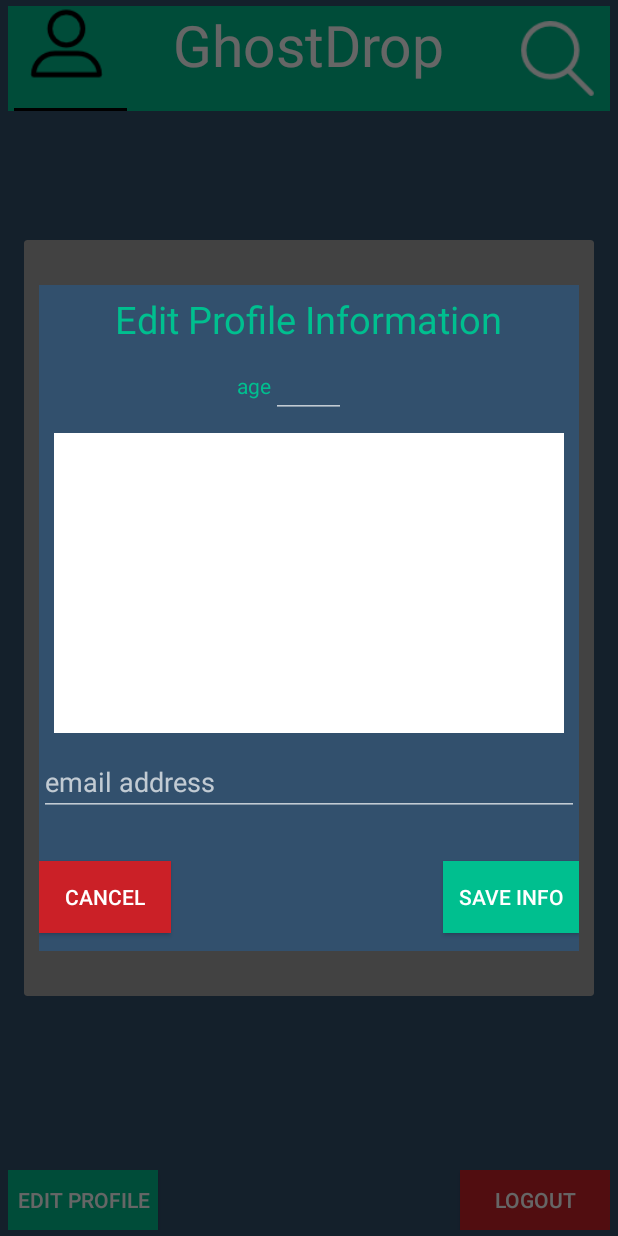
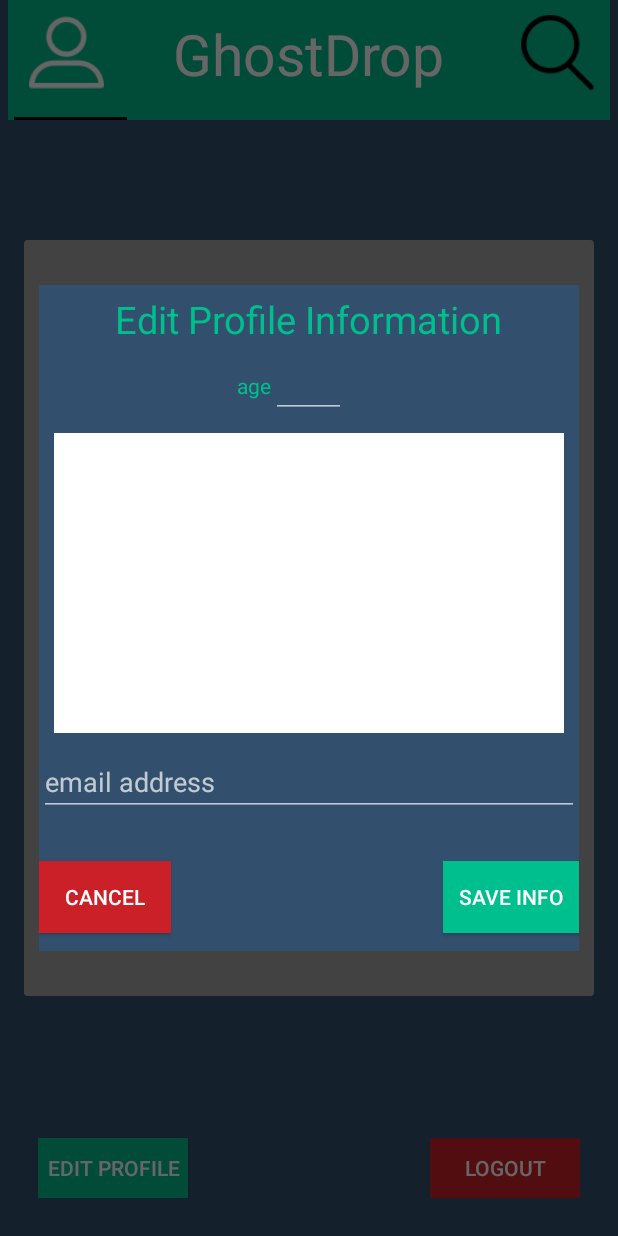
Before and after one commit to meyerjac/GhostyDrop, an Android app: the ProfileActivity screen opened directly, with no data from a screen before it, after a tap on "EDIT PROFILE", on a phone screen of 412 x 824 dp. Run offline under Robolectric (Android 15) with nearby library versions, the phone set to English and light mode, and no system bars; our stand-ins replace ButterKnife, Firebase (no records; nobody signed in at launch, a user with empty details on screens opened directly); 4 statements that could not run were skipped.

Commit message:
updated the ui of the header for consistancy across all the activities, and dialog for find picture

```diff
--- a/app/src/main/java/com/example/guest/ghostydrop/MainActivity.java
+++ b/app/src/main/java/com/example/guest/ghostydrop/MainActivity.java
@@ -78,8 +78,6 @@ public class MainActivity extends AppCompatActivity implements View.OnClickListe
 
             }
         });
-
-
         SearchLogo.setOnClickListener(this);
         CameraLogo.setOnClickListener(this);
         ProfileLogo.setOnClickListener(this);
--- a/app/src/main/java/com/example/guest/ghostydrop/ProfileActivity.java
+++ b/app/src/main/java/com/example/guest/ghostydrop/ProfileActivity.java
@@ -7,6 +7,7 @@ import android.graphics.Bitmap;
 import android.graphics.BitmapFactory;
 import android.os.AsyncTask;
 import android.os.Bundle;
+import android.os.Handler;
 import android.support.v7.app.AppCompatActivity;
 import android.util.Log;
 import android.view.View;
@@ -47,11 +48,11 @@ public class ProfileActivity extends AppCompatActivity implements View.OnClickLi
     Button Logout;
     @Bind(R.id.editProfileButton)
     Button EditProfileButton;
-    @Bind(R.id.searchImageView)
+    @Bind(R.id.searchLogo)
     ImageView SearchImageView;
     @Bind(R.id.profileImageView)
     ImageView ProfileImageView;
-    @Bind(R.id.headerTextView)
+    @Bind(R.id.headerText)
     TextView HeaderTextView;
     @Bind(R.id.socialChunk)
     RelativeLayout SocialChunk;
@@ -65,6 +66,7 @@ public class ProfileActivity extends AppCompatActivity implements View.OnClickLi
 
         createProfileProgressDialog();
         ProfileProgressDialog.show();
+        delayDialog();
         fillProfileData();
         EditProfileButton.setOnClickListener(this);
         HeaderTextView.setOnClickListener(this);
@@ -76,6 +78,16 @@ public class ProfileActivity extends AppCompatActivity implements View.OnClickLi
         ProfileProgressDialog.setTitle("Loading...");
         ProfileProgressDialog.setMessage("Generating your profile...");
         ProfileProgressDialog.setCancelable(false);
+    }
+
+    private void delayDialog() {
+        //3 second delay for the progress dialog
+        Handler handler = new Handler();
+        handler.postDelayed(new Runnable() {
+            public void run() {
+                ProfileProgressDialog.dismiss();
+            }
+        }, 1500);
     }
 
 
@@ -96,7 +108,6 @@ public class ProfileActivity extends AppCompatActivity implements View.OnClickLi
                 new DownloadImageTask((ImageView) findViewById(R.id.profilePictureImageView))
                         .execute(profilePictureURL);
                 SocialChunk.setVisibility(View.VISIBLE);
-                ProfileProgressDialog.dismiss();
 
             }
 
--- a/app/src/main/res/layout/activity_find_picture_list.xml
+++ b/app/src/main/res/layout/activity_find_picture_list.xml
@@ -12,6 +12,8 @@
     <RelativeLayout
         android:layout_width="match_parent"
         android:layout_height="wrap_content"
+        android:layout_marginLeft="5dp"
+        android:layout_marginRight="5dp"
         android:id="@+id/top_bar"
         android:background="@color/colorAccent"
         android:layout_alignParentTop="true"
--- a/app/src/main/res/layout/activity_profile.xml
+++ b/app/src/main/res/layout/activity_profile.xml
@@ -12,36 +12,27 @@ android:background="@color/colorBlue"
         android:layout_height="wrap_content"
         android:layout_marginLeft="5dp"
         android:layout_marginRight="5dp"
-        android:layout_marginTop="4dp"
         android:id="@+id/top_bar"
         android:background="@color/colorAccent"
         android:layout_alignParentTop="true"
         android:layout_alignParentLeft="true"
         android:layout_alignParentStart="true">
 
-        <View
-            android:layout_width="75dp"
-            android:layout_height="2dp"
-            android:background="@color/colorBlack"
-            android:layout_below="@id/profileImageView"
-            android:layout_marginTop="18dp"
-            android:layout_marginLeft="4dp"
-            android:id="@+id/horizLine" />
 
         <ImageView
             android:layout_width="50dp"
             android:layout_height="50dp"
-            app:srcCompat="@mipmap/search_white"
             android:layout_alignParentTop="true"
             android:layout_margin="10dp"
             android:layout_alignParentRight="true"
             android:layout_alignParentEnd="true"
-            android:id="@+id/searchImageView" />
+            android:id="@+id/searchLogo"
+            app:srcCompat="@mipmap/search_black" />
 
         <ImageView
             android:layout_width="50dp"
             android:layout_height="50dp"
-            app:srcCompat="@mipmap/profile_black"
+            app:srcCompat="@mipmap/social_white"
             android:id="@+id/profileImageView"
             android:layout_marginLeft="14dp"
             android:layout_marginStart="14dp"
@@ -53,17 +44,25 @@ android:background="@color/colorBlue"
             android:text="GhostDrop"
             android:layout_width="wrap_content"
             android:layout_height="wrap_content"
-            android:id="@+id/headerTextView"
+            android:id="@+id/headerText"
             android:textSize="38sp"
             android:textColor="@color/colorWhite"
             android:layout_alignTop="@+id/profileImageView"
             android:layout_centerHorizontal="true" />
 
+        <View
+            android:layout_width="75dp"
+            android:layout_height="2dp"
+            android:background="@color/colorBlack"
+            android:layout_below="@id/profileImageView"
+            android:layout_marginTop="18dp"
+            android:layout_marginLeft="4dp"
+            android:id="@+id/horizLine" />
     </RelativeLayout>
 
     <RelativeLayout
         android:layout_width="match_parent"
-        android:layout_height="200dp"
+        android:layout_height="150dp"
         android:id="@+id/socialChunk"
         android:visibility="invisible"
         android:layout_below="@id/top_bar"
@@ -72,7 +71,6 @@ android:background="@color/colorBlue"
     <ImageView
         android:layout_width="200dp"
         android:layout_height="200dp"
-        app:srcCompat="@mipmap/thatsallfolks"
         android:id="@+id/profilePictureImageView"
         android:layout_alignParentTop="true"
         android:layout_alignParentRight="true"
@@ -125,9 +123,9 @@ android:background="@color/colorBlue"
     android:layout_width="match_parent"
     android:layout_height="40dp"
         android:layout_alignParentBottom="true"
-        android:layout_marginBottom="4dp"
-        android:layout_marginLeft="5dp"
-        android:layout_marginRight="5dp"
+        android:layout_marginBottom="25dp"
+        android:layout_marginLeft="25dp"
+        android:layout_marginRight="25dp"
         android:id="@+id/relativeLayout">
     <Button
         android:text="Logout"
@@ -156,5 +154,6 @@ android:background="@color/colorBlue"
         android:layout_height="200dp"
         android:layout_above="@+id/relativeLayout"
         android:layout_alignParentRight="true"
-        android:layout_alignParentEnd="true" />
+        android:layout_alignParentEnd="true"
+        android:layout_below="@+id/socialChunk" />
 </RelativeLayout>
```
Also changed, not shown: app/src/main/java/com/example/guest/ghostydrop/FindPictureListActivity.java (+46 -1 lines), app/src/main/res/layout/activity_main.xml (+15 -13 lines).
